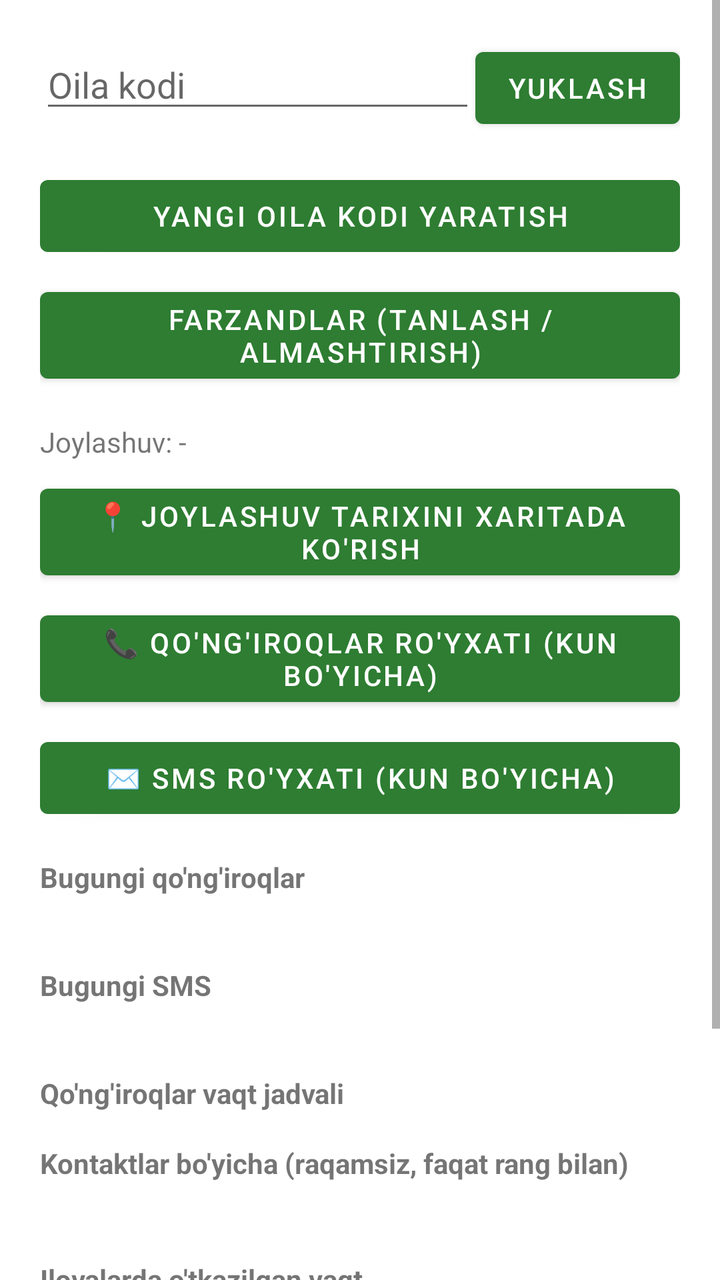
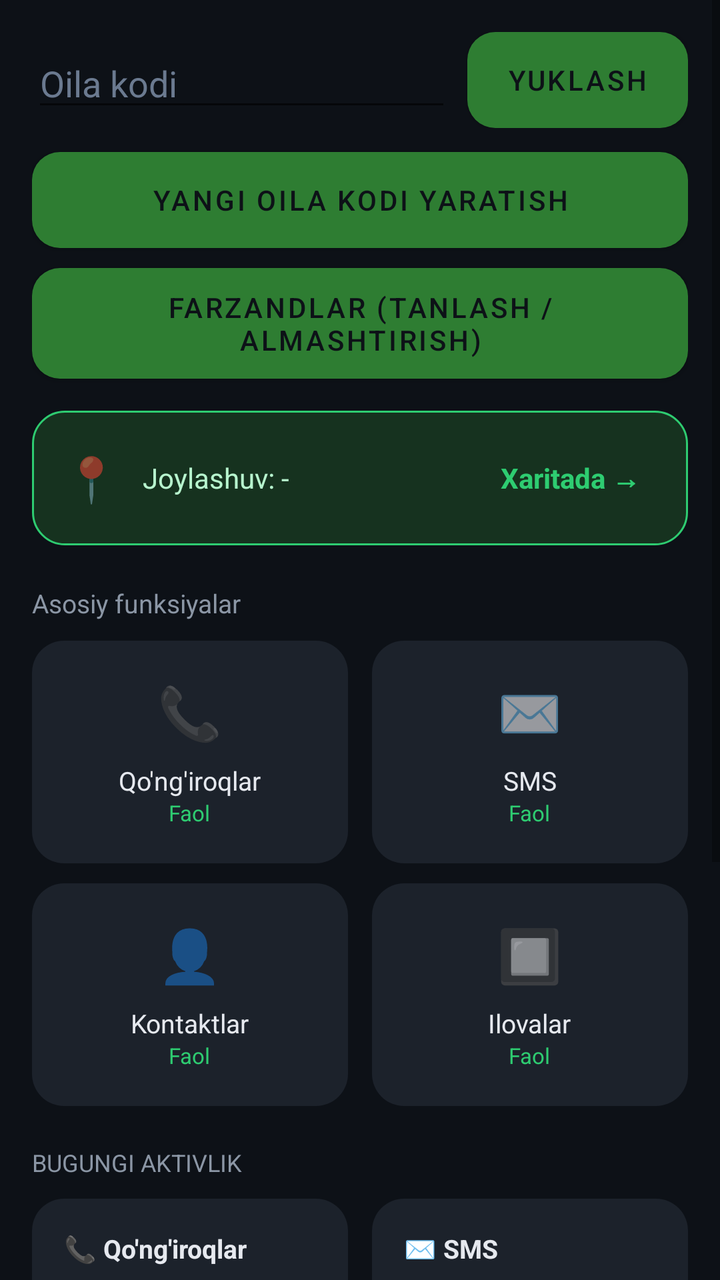

Screens rendered from an Android XML layout before and after an edit, with the pre-edit source and the edit as a unified diff.
<!-- AndroidManifest.xml: application theme Theme.OilaNazorati -->
<!-- res/layout/activity_parent_dashboard.xml -->
<?xml version="1.0" encoding="utf-8"?>
<ScrollView xmlns:android="http://schemas.android.com/apk/res/android"
    android:layout_width="match_parent"
    android:layout_height="match_parent">

<LinearLayout
    android:layout_width="match_parent"
    android:layout_height="wrap_content"
    android:orientation="vertical"
    android:padding="20dp">

    <LinearLayout
        android:layout_width="match_parent"
        android:layout_height="wrap_content"
        android:orientation="horizontal"
        android:layout_marginBottom="16dp">

        <EditText
            android:id="@+id/inputFamilyCode"
            android:layout_width="0dp"
            android:layout_height="wrap_content"
            android:layout_weight="1"
            android:hint="Oila kodi"
            android:inputType="textCapCharacters"/>

        <Button
            android:id="@+id/btnLoadFamily"
            android:layout_width="wrap_content"
            android:layout_height="wrap_content"
            android:text="Yuklash"/>
    </LinearLayout>

    <Button
        android:id="@+id/btnGenerateCode"
        android:layout_width="match_parent"
        android:layout_height="wrap_content"
        android:text="Yangi oila kodi yaratish"
        android:layout_marginBottom="8dp"/>

    <Button
        android:id="@+id/btnChooseChild"
        android:layout_width="match_parent"
        android:layout_height="wrap_content"
        android:text="Farzandlar (tanlash / almashtirish)"
        android:layout_marginBottom="16dp"/>

    <TextView
        android:id="@+id/locationSummary"
        android:layout_width="wrap_content"
        android:layout_height="wrap_content"
        android:text="Joylashuv: -"
        android:layout_marginBottom="8dp"/>

    <Button
        android:id="@+id/btnLocationHistory"
        android:layout_width="match_parent"
        android:layout_height="wrap_content"
        android:text="📍 Joylashuv tarixini xaritada ko'rish"
        android:layout_marginBottom="8dp"/>

    <Button
        android:id="@+id/btnCallHistory"
        android:layout_width="match_parent"
        android:layout_height="wrap_content"
        android:text="📞 Qo'ng'iroqlar ro'yxati (kun bo'yicha)"
        android:layout_marginBottom="8dp"/>

    <Button
        android:id="@+id/btnSmsHistory"
        android:layout_width="match_parent"
        android:layout_height="wrap_content"
        android:text="✉️ SMS ro'yxati (kun bo'yicha)"
        android:layout_marginBottom="16dp"/>

    <TextView
        android:layout_width="wrap_content"
        android:layout_height="wrap_content"
        android:text="Bugungi qo'ng'iroqlar"
        android:textStyle="bold"/>
    <TextView
        android:id="@+id/callsSummary"
        android:layout_width="wrap_content"
        android:layout_height="wrap_content"
        android:layout_marginBottom="16dp"/>

    <TextView
        android:layout_width="wrap_content"
        android:layout_height="wrap_content"
        android:text="Bugungi SMS"
        android:textStyle="bold"/>
    <TextView
        android:id="@+id/smsSummary"
        android:layout_width="wrap_content"
        android:layout_height="wrap_content"
        android:layout_marginBottom="16dp"/>

    <TextView
        android:layout_width="wrap_content"
        android:layout_height="wrap_content"
        android:text="Qo'ng'iroqlar vaqt jadvali"
        android:textStyle="bold"/>
    <androidx.recyclerview.widget.RecyclerView
        android:id="@+id/timelineList"
        android:layout_width="match_parent"
        android:layout_height="wrap_content"
        android:layout_marginBottom="16dp"/>

    <TextView
        android:layout_width="wrap_content"
        android:layout_height="wrap_content"
        android:text="Kontaktlar bo'yicha (raqamsiz, faqat rang bilan)"
        android:textStyle="bold"/>
    <TextView
        android:id="@+id/contactCountSummary"
        android:layout_width="wrap_content"
        android:layout_height="wrap_content"
        android:layout_marginBottom="4dp"/>
    <androidx.recyclerview.widget.RecyclerView
        android:id="@+id/contactSummaryList"
        android:layout_width="match_parent"
        android:layout_height="wrap_content"
        android:layout_marginBottom="16dp"/>

    <TextView
        android:layout_width="wrap_content"
        android:layout_height="wrap_content"
        android:text="Ilovalarda o'tkazilgan vaqt"
        android:textStyle="bold"/>
    <androidx.recyclerview.widget.RecyclerView
        android:id="@+id/appUsageList"
        android:layout_width="match_parent"
        android:layout_height="wrap_content"
        android:layout_marginBottom="16dp"/>

    <Button
        android:id="@+id/btnTrends"
        android:layout_width="match_parent"
        android:layout_height="wrap_content"
        android:text="Haftalik trendlarni ko'rish"
        android:layout_marginBottom="8dp"/>

    <Button
        android:id="@+id/btnSavedContacts"
        android:layout_width="match_parent"
        android:layout_height="wrap_content"
        android:text="Saqlangan kontaktlar (ism + rang)"/>

</LinearLayout>
</ScrollView>
<!-- resources referenced by this layout -->
<resources>
  <style name="Theme.OilaNazorati" parent="Theme.MaterialComponents.DayNight.NoActionBar">
          <item name="colorPrimary">#2E7D32</item>
          <item name="colorPrimaryDark">#1B5E20</item>
          <item name="colorAccent">#66BB6A</item>
      </style>
</resources>

<!-- the commit's change to res/layout/activity_parent_dashboard.xml (unified diff, before → after) -->
@@ -1,19 +1,22 @@
 <?xml version="1.0" encoding="utf-8"?>
 <ScrollView xmlns:android="http://schemas.android.com/apk/res/android"
     android:layout_width="match_parent"
-    android:layout_height="match_parent">
+    android:layout_height="match_parent"
+    android:background="#0D1117">
 
 <LinearLayout
     android:layout_width="match_parent"
     android:layout_height="wrap_content"
     android:orientation="vertical"
-    android:padding="20dp">
-
-    <LinearLayout
-        android:layout_width="match_parent"
-        android:layout_height="wrap_content"
-        android:orientation="horizontal"
-        android:layout_marginBottom="16dp">
+    android:padding="16dp">
+
+    
+    <LinearLayout
+        android:layout_width="match_parent"
+        android:layout_height="wrap_content"
+        android:orientation="horizontal"
+        android:gravity="center_vertical"
+        android:layout_marginBottom="12dp">
 
         <EditText
             android:id="@+id/inputFamilyCode"
@@ -21,129 +24,373 @@
             android:layout_height="wrap_content"
             android:layout_weight="1"
             android:hint="Oila kodi"
-            android:inputType="textCapCharacters"/>
+            android:textColor="#FFFFFF"
+            android:textColorHint="#6B7A90"
+            android:inputType="textCapCharacters"
+            android:layout_marginEnd="8dp"/>
 
         <Button
             android:id="@+id/btnLoadFamily"
             android:layout_width="wrap_content"
             android:layout_height="wrap_content"
-            android:text="Yuklash"/>
+            android:text="YUKLASH"
+            android:textAllCaps="true"
+            android:textColor="#0D1117"
+            android:background="@drawable/bg_button_primary"
+            android:paddingStart="20dp"
+            android:paddingEnd="20dp"/>
     </LinearLayout>
 
     <Button
         android:id="@+id/btnGenerateCode"
         android:layout_width="match_parent"
         android:layout_height="wrap_content"
-        android:text="Yangi oila kodi yaratish"
-        android:layout_marginBottom="8dp"/>
+        android:text="YANGI OILA KODI YARATISH"
+        android:textColor="#0D1117"
+        android:background="@drawable/bg_button_primary"
+        android:layout_marginBottom="10dp"/>
 
     <Button
         android:id="@+id/btnChooseChild"
         android:layout_width="match_parent"
         android:layout_height="wrap_content"
-        android:text="Farzandlar (tanlash / almashtirish)"
+        android:text="FARZANDLAR (TANLASH / ALMASHTIRISH)"
+        android:textColor="#0D1117"
+        android:background="@drawable/bg_button_primary"
         android:layout_marginBottom="16dp"/>
 
-    <TextView
-        android:id="@+id/locationSummary"
-        android:layout_width="wrap_content"
-        android:layout_height="wrap_content"
-        android:text="Joylashuv: -"
+    
+    <LinearLayout
+        android:layout_width="match_parent"
+        android:layout_height="wrap_content"
+        android:orientation="horizontal"
+        android:gravity="center_vertical"
+        android:background="@drawable/bg_card_green"
+        android:padding="16dp"
+        android:layout_marginBottom="20dp">
+
+        <TextView
+            android:layout_width="wrap_content"
+            android:layout_height="wrap_content"
+            android:text="📍"
+            android:textSize="22sp"
+            android:layout_marginEnd="12dp"/>
+
+        <TextView
+            android:id="@+id/locationSummary"
+            android:layout_width="0dp"
+            android:layout_height="wrap_content"
+            android:layout_weight="1"
+            android:textColor="#B7F5CE"
+            android:text="Joylashuv: -"/>
+
+        <TextView
+            android:id="@+id/btnLocationHistory"
+            android:layout_width="wrap_content"
+            android:layout_height="wrap_content"
+            android:text="Xaritada →"
+            android:textColor="#2ECC71"
+            android:textStyle="bold"
+            android:padding="8dp"/>
+    </LinearLayout>
+
+    
+    <TextView
+        android:layout_width="wrap_content"
+        android:layout_height="wrap_content"
+        android:text="Asosiy funksiyalar"
+        android:textColor="#8B96A5"
+        android:textSize="13sp"
+        android:layout_marginBottom="10dp"/>
+
+    <LinearLayout
+        android:layout_width="match_parent"
+        android:layout_height="wrap_content"
+        android:orientation="horizontal"
+        android:layout_marginBottom="10dp">
+
+        <LinearLayout
+            android:id="@+id/btnCallHistory"
+            android:layout_width="0dp"
+            android:layout_height="wrap_content"
+            android:layout_weight="1"
+            android:layout_marginEnd="6dp"
+            android:orientation="vertical"
+            android:gravity="center"
+            android:background="@drawable/bg_card_clickable"
+            android:clickable="true"
+            android:focusable="true"
+            android:padding="18dp">
+
+            <TextView
+                android:layout_width="wrap_content"
+                android:layout_height="wrap_content"
+                android:text="📞"
+                android:textSize="26sp"
+                android:layout_marginBottom="8dp"/>
+            <TextView
+                android:layout_width="wrap_content"
+                android:layout_height="wrap_content"
+                android:text="Qo'ng'iroqlar"
+                android:textColor="#E6E9EF"
+                android:textSize="13sp"/>
+            <TextView
+                android:layout_width="wrap_content"
+                android:layout_height="wrap_content"
+                android:text="Faol"
+                android:textColor="#2ECC71"
+                android:textSize="11sp"/>
+        </LinearLayout>
+
+        <LinearLayout
+            android:id="@+id/btnSmsHistory"
+            android:layout_width="0dp"
+            android:layout_height="wrap_content"
+            android:layout_weight="1"
+            android:layout_marginStart="6dp"
+            android:orientation="vertical"
+            android:gravity="center"
+            android:background="@drawable/bg_card_clickable"
+            android:clickable="true"
+            android:focusable="true"
+            android:padding="18dp">
+
+            <TextView
+                android:layout_width="wrap_content"
+                android:layout_height="wrap_content"
+                android:text="✉️"
+                android:textSize="26sp"
+                android:layout_marginBottom="8dp"/>
+            <TextView
+                android:layout_width="wrap_content"
+                android:layout_height="wrap_content"
+                android:text="SMS"
+                android:textColor="#E6E9EF"
+                android:textSize="13sp"/>
+            <TextView
+                android:layout_width="wrap_content"
+                android:layout_height="wrap_content"
+                android:text="Faol"
+                android:textColor="#2ECC71"
+                android:textSize="11sp"/>
+        </LinearLayout>
+
+    </LinearLayout>
+
+    <LinearLayout
+        android:layout_width="match_parent"
+        android:layout_height="wrap_content"
+        android:orientation="horizontal"
+        android:layout_marginBottom="20dp">
+
+        <LinearLayout
+            android:id="@+id/btnSavedContacts"
+            android:layout_width="0dp"
+            android:layout_height="wrap_content"
+            android:layout_weight="1"
+            android:layout_marginEnd="6dp"
+            android:orientation="vertical"
+            android:gravity="center"
+            android:background="@drawable/bg_card_clickable"
+            android:clickable="true"
+            android:focusable="true"
+            android:padding="18dp">
+
+            <TextView
+                android:layout_width="wrap_content"
+                android:layout_height="wrap_content"
+                android:text="👤"
+                android:textSize="26sp"
+                android:layout_marginBottom="8dp"/>
+            <TextView
+                android:layout_width="wrap_content"
+                android:layout_height="wrap_content"
+                android:text="Kontaktlar"
+                android:textColor="#E6E9EF"
+                android:textSize="13sp"/>
+            <TextView
+                android:layout_width="wrap_content"
+                android:layout_height="wrap_content"
+                android:text="Faol"
+                android:textColor="#2ECC71"
+                android:textSize="11sp"/>
+        </LinearLayout>
+
+        <LinearLayout
+            android:id="@+id/btnTrends"
+            android:layout_width="0dp"
+            android:layout_height="wrap_content"
+            android:layout_weight="1"
+            android:layout_marginStart="6dp"
+            android:orientation="vertical"
+            android:gravity="center"
+            android:background="@drawable/bg_card_clickable"
+            android:clickable="true"
+            android:focusable="true"
+            android:padding="18dp">
+
+            <TextView
+                android:layout_width="wrap_content"
+                android:layout_height="wrap_content"
+                android:text="🔲"
+                android:textSize="26sp"
+                android:layout_marginBottom="8dp"/>
+            <TextView
+                android:layout_width="wrap_content"
+                android:layout_height="wrap_content"
+                android:text="Ilovalar"
+                android:textColor="#E6E9EF"
+                android:textSize="13sp"/>
+            <TextView
+                android:layout_width="wrap_content"
+                android:layout_height="wrap_content"
+                android:text="Faol"
+                android:textColor="#2ECC71"
+                android:textSize="11sp"/>
+        </LinearLayout>
+
+    </LinearLayout>
+
+    
+    <TextView
+        android:layout_width="wrap_content"
+        android:layout_height="wrap_content"
+        android:text="BUGUNGI AKTIVLIK"
+        android:textColor="#8B96A5"
+        android:textSize="12sp"
+        android:layout_marginBottom="10dp"/>
+
+    <LinearLayout
+        android:layout_width="match_parent"
+        android:layout_height="wrap_content"
+        android:orientation="horizontal"
+        android:layout_marginBottom="20dp">
+
+        <LinearLayout
+            android:layout_width="0dp"
+            android:layout_height="wrap_content"
+            android:layout_weight="1"
+            android:layout_marginEnd="6dp"
+            android:orientation="vertical"
+            android:background="@drawable/bg_card"
+            android:padding="16dp">
+
+            <TextView
+                android:layout_width="wrap_content"
+                android:layout_height="wrap_content"
+                android:text="📞 Qo'ng'iroqlar"
+                android:textColor="#E6E9EF"
+                android:textStyle="bold"
+                android:textSize="13sp"
+                android:layout_marginBottom="8dp"/>
+            <TextView
+                android:id="@+id/callsSummary"
+                android:layout_width="wrap_content"
+                android:layout_height="wrap_content"
+                android:textColor="#B7C0CC"
+                android:textSize="13sp"
+                android:lineSpacingExtra="4dp"/>
+        </LinearLayout>
+
+        <LinearLayout
+            android:layout_width="0dp"
+            android:layout_height="wrap_content"
+            android:layout_weight="1"
+            android:layout_marginStart="6dp"
+            android:orientation="vertical"
+            android:background="@drawable/bg_card"
+            android:padding="16dp">
+
+            <TextView
+                android:layout_width="wrap_content"
+                android:layout_height="wrap_content"
+                android:text="✉️ SMS"
+                android:textColor="#E6E9EF"
+                android:textStyle="bold"
+                android:textSize="13sp"
+                android:layout_marginBottom="8dp"/>
+            <TextView
+                android:id="@+id/smsSummary"
+                android:layout_width="wrap_content"
+                android:layout_height="wrap_content"
+                android:textColor="#B7C0CC"
+                android:textSize="13sp"
+                android:lineSpacingExtra="4dp"/>
+        </LinearLayout>
+
+    </LinearLayout>
+
+    
+    <TextView
+        android:layout_width="wrap_content"
+        android:layout_height="wrap_content"
+        android:text="Qo'ng'iroqlar vaqt jadvali"
+        android:textColor="#E6E9EF"
+        android:textStyle="bold"
+        android:textSize="14sp"
         android:layout_marginBottom="8dp"/>
-
-    <Button
-        android:id="@+id/btnLocationHistory"
-        android:layout_width="match_parent"
-        android:layout_height="wrap_content"
-        android:text="📍 Joylashuv tarixini xaritada ko'rish"
+    <LinearLayout
+        android:layout_width="match_parent"
+        android:layout_height="wrap_content"
+        android:orientation="vertical"
+        android:background="@drawable/bg_card"
+        android:padding="8dp"
+        android:layout_marginBottom="20dp">
+        <androidx.recyclerview.widget.RecyclerView
+            android:id="@+id/timelineList"
+            android:layout_width="match_parent"
+            android:layout_height="wrap_content"/>
+    </LinearLayout>
+
+    
+    <TextView
+        android:layout_width="wrap_content"
+        android:layout_height="wrap_content"
+        android:text="KONTAKTLAR BO'YICHA"
+        android:textColor="#8B96A5"
+        android:textSize="12sp"
         android:layout_marginBottom="8dp"/>
-
-    <Button
-        android:id="@+id/btnCallHistory"
-        android:layout_width="match_parent"
-        android:layout_height="wrap_content"
-        android:text="📞 Qo'ng'iroqlar ro'yxati (kun bo'yicha)"
+    <LinearLayout
+        android:layout_width="match_parent"
+        android:layout_height="wrap_content"
+        android:orientation="vertical"
+        android:background="@drawable/bg_card"
+        android:padding="16dp"
+        android:layout_marginBottom="20dp">
+
+        <TextView
+            android:id="@+id/contactCountSummary"
+            android:layout_width="match_parent"
+            android:layout_height="wrap_content"
+            android:textColor="#8B96A5"
+            android:textSize="12sp"
+            android:layout_marginBottom="8dp"/>
+        <androidx.recyclerview.widget.RecyclerView
+            android:id="@+id/contactSummaryList"
+            android:layout_width="match_parent"
+            android:layout_height="wrap_content"/>
+    </LinearLayout>
+
+    
+    <TextView
+        android:layout_width="wrap_content"
+        android:layout_height="wrap_content"
+        android:text="ILOVALARDA O'TKAZILGAN VAQT"
+        android:textColor="#8B96A5"
+        android:textSize="12sp"
         android:layout_marginBottom="8dp"/>
-
-    <Button
-        android:id="@+id/btnSmsHistory"
-        android:layout_width="match_parent"
-        android:layout_height="wrap_content"
-        android:text="✉️ SMS ro'yxati (kun bo'yicha)"
-        android:layout_marginBottom="16dp"/>
-
-    <TextView
-        android:layout_width="wrap_content"
-        android:layout_height="wrap_content"
-        android:text="Bugungi qo'ng'iroqlar"
-        android:textStyle="bold"/>
-    <TextView
-        android:id="@+id/callsSummary"
-        android:layout_width="wrap_content"
-        android:layout_height="wrap_content"
-        android:layout_marginBottom="16dp"/>
-
-    <TextView
-        android:layout_width="wrap_content"
-        android:layout_height="wrap_content"
-        android:text="Bugungi SMS"
-        android:textStyle="bold"/>
-    <TextView
-        android:id="@+id/smsSummary"
-        android:layout_width="wrap_content"
-        android:layout_height="wrap_content"
-        android:layout_marginBottom="16dp"/>
-
-    <TextView
-        android:layout_width="wrap_content"
-        android:layout_height="wrap_content"
-        android:text="Qo'ng'iroqlar vaqt jadvali"
-        android:textStyle="bold"/>
-    <androidx.recyclerview.widget.RecyclerView
-        android:id="@+id/timelineList"
-        android:layout_width="match_parent"
-        android:layout_height="wrap_content"
-        android:layout_marginBottom="16dp"/>
-
-    <TextView
-        android:layout_width="wrap_content"
-        android:layout_height="wrap_content"
-        android:text="Kontaktlar bo'yicha (raqamsiz, faqat rang bilan)"
-        android:textStyle="bold"/>
-    <TextView
-        android:id="@+id/contactCountSummary"
-        android:layout_width="wrap_content"
-        android:layout_height="wrap_content"
-        android:layout_marginBottom="4dp"/>
-    <androidx.recyclerview.widget.RecyclerView
-        android:id="@+id/contactSummaryList"
-        android:layout_width="match_parent"
-        android:layout_height="wrap_content"
-        android:layout_marginBottom="16dp"/>
-
-    <TextView
-        android:layout_width="wrap_content"
-        android:layout_height="wrap_content"
-        android:text="Ilovalarda o'tkazilgan vaqt"
-        android:textStyle="bold"/>
-    <androidx.recyclerview.widget.RecyclerView
-        android:id="@+id/appUsageList"
-        android:layout_width="match_parent"
-        android:layout_height="wrap_content"
-        android:layout_marginBottom="16dp"/>
-
-    <Button
-        android:id="@+id/btnTrends"
-        android:layout_width="match_parent"
-        android:layout_height="wrap_content"
-        android:text="Haftalik trendlarni ko'rish"
-        android:layout_marginBottom="8dp"/>
-
-    <Button
-        android:id="@+id/btnSavedContacts"
-        android:layout_width="match_parent"
-        android:layout_height="wrap_content"
-        android:text="Saqlangan kontaktlar (ism + rang)"/>
+    <LinearLayout
+        android:layout_width="match_parent"
+        android:layout_height="wrap_content"
+        android:orientation="vertical"
+        android:background="@drawable/bg_card"
+        android:padding="16dp"
+        android:layout_marginBottom="20dp">
+        <androidx.recyclerview.widget.RecyclerView
+            android:id="@+id/appUsageList"
+            android:layout_width="match_parent"
+            android:layout_height="wrap_content"/>
+    </LinearLayout>
 
 </LinearLayout>
 </ScrollView>
<!-- resource entries referenced after the edit -->
@@ -1,5 +1,40 @@
 <!-- resources referenced by this layout -->
 <resources>
+  <!-- drawable bg_button_primary (drawable) -->
+  <?xml version="1.0" encoding="utf-8"?>
+  <ripple xmlns:android="http://schemas.android.com/apk/res/android"
+      android:color="#1B7A3D">
+      <item>
+          <shape>
+              <solid android:color="#2ECC71"/>
+              <corners android:radius="14dp"/>
+          </shape>
+      </item>
+  </ripple>
+  <!-- drawable bg_card (drawable) -->
+  <?xml version="1.0" encoding="utf-8"?>
+  <shape xmlns:android="http://schemas.android.com/apk/res/android">
+      <solid android:color="#1C222B"/>
+      <corners android:radius="16dp"/>
+  </shape>
+  <!-- drawable bg_card_clickable (drawable) -->
+  <?xml version="1.0" encoding="utf-8"?>
+  <ripple xmlns:android="http://schemas.android.com/apk/res/android"
+      android:color="#2ECC71">
+      <item>
+          <shape>
+              <solid android:color="#1C222B"/>
+              <corners android:radius="16dp"/>
+          </shape>
+      </item>
+  </ripple>
+  <!-- drawable bg_card_green (drawable) -->
+  <?xml version="1.0" encoding="utf-8"?>
+  <shape xmlns:android="http://schemas.android.com/apk/res/android">
+      <solid android:color="#16321F"/>
+      <corners android:radius="16dp"/>
+      <stroke android:width="1dp" android:color="#2ECC71"/>
+  </shape>
   <style name="Theme.OilaNazorati" parent="Theme.MaterialComponents.DayNight.NoActionBar">
           <item name="colorPrimary">#2E7D32</item>
           <item name="colorPrimaryDark">#1B5E20</item>
